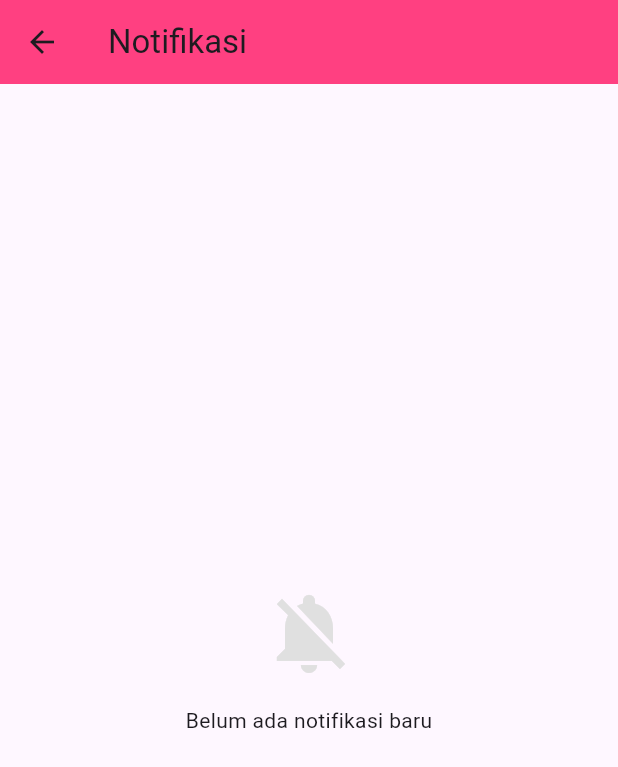
After one commit to airinr/body_pilates, a Flutter app: the UserMenuView screen opened by its route, after a tap on the "notifications" icon, on a phone screen of 412 x 824 dp. The commit adds this screen. Shown: the top 767 px of the screen. Run offline on Flutter 3.47's test engine with Material 3 defaults, Android fonts, the phone set to English and light mode, and no system bars; our stand-ins replace cloud_firestore, firebase_auth, firebase_core, firebase_database, get, qr_flutter; accounts and stored records are empty.

Commit message:
view notifikasi

```diff
--- /dev/null
+++ b/lib/app/bindings/member/NotificationBinding.dart
@@ -0,0 +1,9 @@
+import 'package:get/get.dart';
+import '../../controller/member/NotificationController.dart';
+
+class Notificationbinding extends Bindings {
+  @override
+  void dependencies() {
+    Get.put<NotificationController>(NotificationController());
+  }
+}
--- /dev/null
+++ b/lib/app/controller/member/NotificationController.dart
@@ -0,0 +1,47 @@
+import 'package:get/get.dart';
+import 'package:firebase_database/firebase_database.dart';
+import '../../data/models/notificationModel.dart';
+import '../../data/models/memberModel.dart';
+
+class NotificationController extends GetxController {
+  final DatabaseReference _db = FirebaseDatabase.instance.ref('notifications');
+
+  // Ambil data member buat filter
+  final MemberModel member = Get.find<MemberModel>();
+
+  // List notifikasi yang siap ditampilkan (Reactive)
+  var notificationList = <NotificationModel>[].obs;
+  var isLoading = true.obs;
+
+  @override
+  void onInit() {
+    super.onInit();
+    fetchNotifications();
+  }
+
+  void fetchNotifications() {
+    // Listen real-time: Tiap ada notif baru, list otomatis update
+    _db.onValue.listen((event) {
+      final data = event.snapshot.value;
+      final List<NotificationModel> temp = [];
+
+      if (data != null && data is Map) {
+        data.forEach((key, value) {
+          final notif = NotificationModel.fromMap(key, Map<String, dynamic>.from(value));
+
+          // 🔹 FILTER LOGIC:
+          // Cuma ambil notifikasi kalau Class ID-nya ada di daftar enroll member
+          if (member.isEnrolled(notif.classId)) {
+            temp.add(notif);
+          }
+        });
+      }
+
+      // Sort biar yang terbaru paling atas (Descending by timestamp)
+      temp.sort((a, b) => b.timestamp.compareTo(a.timestamp));
+
+      notificationList.assignAll(temp);
+      isLoading.value = false;
+    });
+  }
+}
--- a/lib/app/controller/member/UserMenuController.dart
+++ b/lib/app/controller/member/UserMenuController.dart
@@ -186,6 +186,10 @@ class UserMenuController extends GetxController {
     );
   }
 
+  void notificationClicked() {
+    Get.toNamed('/notification');
+  }
+
   @override
   void onClose() {
     _classSubscription?.cancel();
--- /dev/null
+++ b/lib/app/data/models/notificationModel.dart
@@ -0,0 +1,35 @@
+// file: data/models/notificationModel.dart
+class NotificationModel {
+  final String id;
+  final String classId; // ID Kelas terkait
+  final String title;
+  final String message;
+  final int timestamp; // Kita pakai int (epoch) biar gampang sorting
+
+  NotificationModel({
+    required this.id,
+    required this.classId,
+    required this.title,
+    required this.message,
+    required this.timestamp,
+  });
+
+  Map<String, dynamic> toMap() {
+    return {
+      'classId': classId,
+      'title': title,
+      'message': message,
+      'timestamp': timestamp,
+    };
+  }
+
+  factory NotificationModel.fromMap(String id, Map<String, dynamic> map) {
+    return NotificationModel(
+      id: id,
+      classId: map['classId'] ?? '',
+      title: map['title'] ?? '',
+      message: map['message'] ?? '',
+      timestamp: map['timestamp'] ?? 0,
+    );
+  }
+}
--- /dev/null
+++ b/lib/app/modules/member/NotificationView.dart
@@ -0,0 +1,72 @@
+import 'package:flutter/material.dart';
+import 'package:get/get.dart';
+import 'package:intl/intl.dart';
+import '../../controller/member/NotificationController.dart';
+
+class NotificationView extends StatelessWidget {
+  @override
+  Widget build(BuildContext context) {
+    // Inject controller saat halaman dibuka
+    final controller = Get.put(NotificationController());
+
+    return Scaffold(
+      appBar: AppBar(
+        title: const Text("Notifikasi"),
+        backgroundColor: Colors.pinkAccent,
+      ),
+      body: Obx(() {
+        if (controller.isLoading.value) {
+          return const Center(child: CircularProgressIndicator());
+        }
+
+        if (controller.notificationList.isEmpty) {
+          return Center(
+            child: Column(
+              mainAxisAlignment: MainAxisAlignment.center,
+              children: [
+                Icon(Icons.notifications_off, size: 64, color: Colors.grey[300]),
+                const SizedBox(height: 16),
+                const Text("Belum ada notifikasi baru"),
+              ],
+            ),
+          );
+        }
+
+        return ListView.builder(
+          itemCount: controller.notificationList.length,
+          itemBuilder: (context, index) {
+            final item = controller.notificationList[index];
+
+            // Format Tanggal (Contoh: 20 Jan 14:30)
+            final date = DateTime.fromMillisecondsSinceEpoch(item.timestamp);
+            final dateString = "${date.day}/${date.month} ${date.hour}:${date.minute.toString().padLeft(2, '0')}";
+
+            return Card(
+              margin: const EdgeInsets.symmetric(horizontal: 12, vertical: 6),
+              child: ListTile(
+                leading: CircleAvatar(
+                  backgroundColor: Colors.pink[50],
+                  child: const Icon(Icons.info_outline, color: Colors.pinkAccent),
+                ),
+                title: Text(item.title, style: const TextStyle(fontWeight: FontWeight.bold)),
+                subtitle: Column(
+                  crossAxisAlignment: CrossAxisAlignment.start,
+                  children: [
+                    const SizedBox(height: 4),
+                    Text(item.message),
+                    const SizedBox(height: 8),
+                    Text(
+                      dateString,
+                      style: TextStyle(fontSize: 12, color: Colors.grey[600]),
+                    ),
+                  ],
+                ),
+                isThreeLine: true,
+              ),
+            );
+          },
+        );
+      }),
+    );
+  }
+}
--- a/lib/app/modules/member/UserMenuView.dart
+++ b/lib/app/modules/member/UserMenuView.dart
@@ -12,6 +12,11 @@ class UserMenuView extends GetView<UserMenuController> {
     controller.logoutClicked();
   }
 
+  void onNotificationClicked() {
+    // Navigasi ke halaman Notifikasi
+    controller.notificationClicked();
+  }
+
   @override
   Widget build(BuildContext context) {
     return DefaultTabController(
@@ -21,6 +26,16 @@ class UserMenuView extends GetView<UserMenuController> {
           title: const Text("Menu Member"),
           backgroundColor: Colors.pinkAccent,
           actions: [
+            // 🔔 TOMBOL NOTIFIKASI BARU
+            IconButton(
+              icon: const Icon(Icons.notifications),
+              onPressed: () {
+                // Navigasi ke halaman Notifikasi
+                onNotificationClicked();
+              },
+            ),
+
+            // Tombol Logout di pojok kanan atas
             IconButton(
               icon: const Icon(Icons.logout),
               onPressed: onLogoutClicked,
--- a/lib/app/routes/app_pages.dart
+++ b/lib/app/routes/app_pages.dart
@@ -14,6 +14,9 @@ import 'package:get/get.dart';
 import '../bindings/member/UserMenuBinding.dart';
 import '../modules/member/UserMenuView.dart';
 import '../controller/member/UserMenuController.dart';
+import '../bindings/member/NotificationBinding.dart';
+import '../modules/member/NotificationView.dart';
+import '../controller/member/NotificationController.dart';
 
 import '../modules/home/loginPage.dart';
 import '../bindings/loginBindings.dart';
@@ -56,5 +59,10 @@ class AppPages {
       page: () => UserMenuView(),
       binding: UserMenuBinding(),
     ),
+    GetPage(
+      name: Routes.notification,
+      page: () => NotificationView(),
+      binding: Notificationbinding(),
+    ),
   ];
 }
--- a/lib/app/routes/app_routes.dart
+++ b/lib/app/routes/app_routes.dart
@@ -8,4 +8,5 @@ abstract class Routes {
 
   // Rute untuk member
   static const userMenu = '/userMenu';
+  static const notification = '/notification';
 }
```
